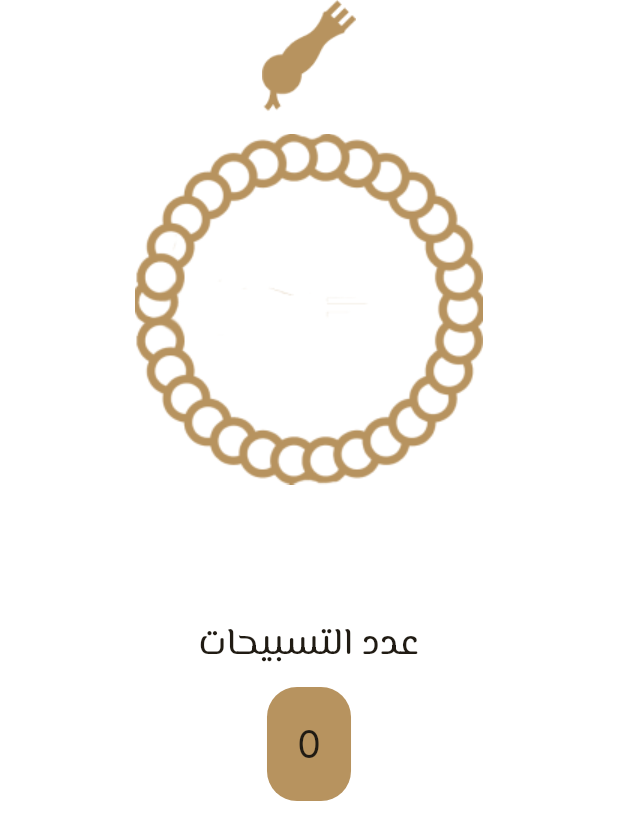
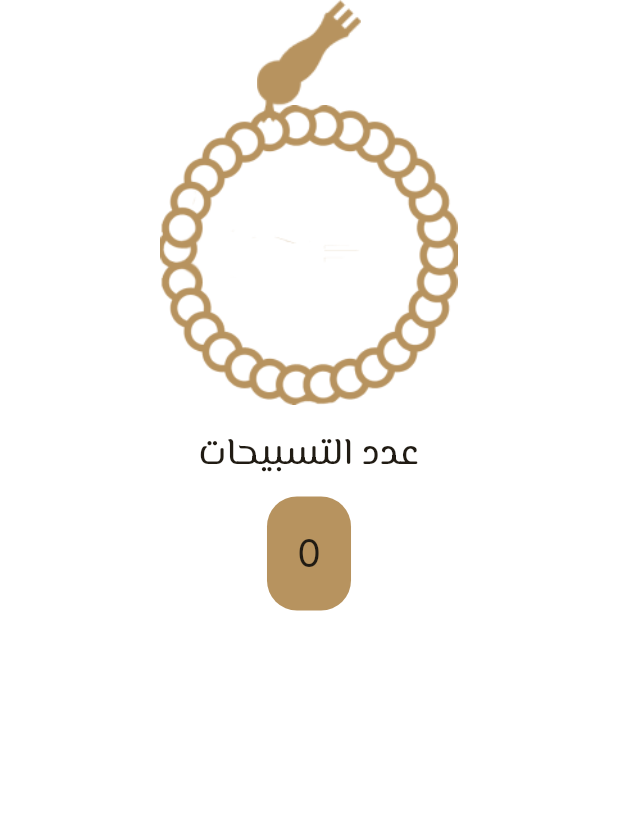
Before and after one commit to ali-fadlallah/IslamiApp, a Flutter app: the SebhaTab widget shown alone on an empty page, opened directly, on a phone screen of 412 x 824 dp. Shown: the top 840 px of the screen. Run offline on Flutter 3.47's test engine with Material 3 defaults, Android fonts, the phone set to English and light mode, and no system bars; our stand-ins replace google_fonts, vibration.

Commit message:
fix: sebhaTab

```diff
--- a/lib/tabs/sebha_tab/SebhaTab.dart
+++ b/lib/tabs/sebha_tab/SebhaTab.dart
@@ -21,7 +21,13 @@ class _SebhaTabState extends State<SebhaTab> {
     if (index > listOfAzkar.length - 1) {
       index = 0;
     }
-    return Column(
+    return Container(
+      width: double.infinity,
+      child: Column(
+        children: [
+          Column(
+            children: [
+              Stack(
                 children: [
                   GestureDetector(
                     onTap: () {
@@ -29,22 +35,34 @@ class _SebhaTabState extends State<SebhaTab> {
                         startSebha();
                       });
                     },
-          child: Stack(
-            alignment: Alignment.topCenter,
-            children: [
-              AspectRatio(
-                aspectRatio: 1,
+                    child: Container(
+                      margin: const EdgeInsets.only(top: 70),
                       child: RotatedBox(
                         quarterTurns: numberOfTasbeh,
-                  child: Image.asset('assets/images/bodyofseb7a.png'),
+                        child: Image.asset(
+                          "assets/images/bodyofseb7a.png",
+                          width: 200,
+                          height: 200,
                         ),
                       ),
-              ClipRRect(
-                child: Image.asset('assets/images/headofseb7a.png',
-                    height: 90, width: 90),
+                    ),
+                  ),
+                  Positioned(
+                    left: 0,
+                    right: 0,
+                    top: 0,
+                    child: Image(
+                      image: AssetImage('assets/images/headofseb7a.png'),
+                      width: 100,
+                      height: 100,
+                    ),
                   ),
                 ],
               ),
+            ],
+          ),
+          SizedBox(
+            height: 15,
           ),
           Text(
             'عدد التسبيحات',
@@ -82,6 +100,7 @@ class _SebhaTabState extends State<SebhaTab> {
             ),
           ),
         ],
+      ),
     );
   }
 
```
Lines whose indentation alone changed are shown as unchanged.
